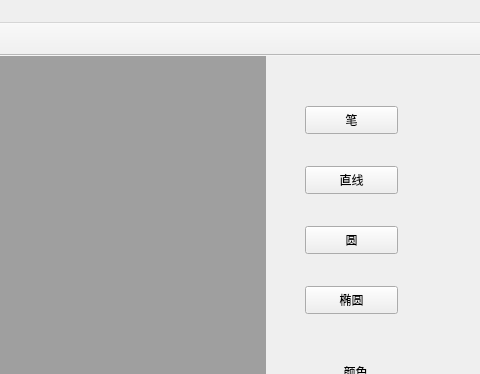
The window that QTpaint/mainwindow.ui (Elleme/qunimage) describes before a commit, drawn with Qt 5; both pictures show x 599 to 1079 and y 0 to 374 of the 1079 by 632 pixel window.
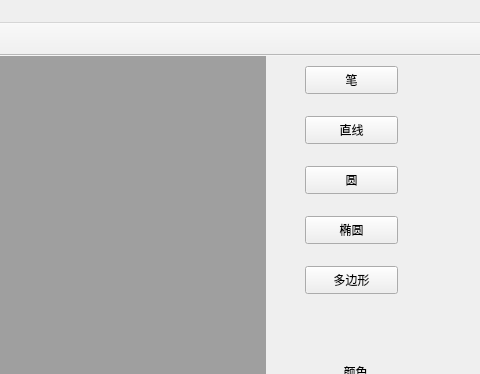
The same window after the commit. Icons and pictures are not drawn.

Commit message: 实现了多边形的基本画法

```diff
--- a/QTpaint/mainwindow.ui
+++ b/QTpaint/mainwindow.ui
@@ -62,7 +62,7 @@
      <property name="geometry">
       <rect>
        <x>40</x>
-       <y>110</y>
+       <y>60</y>
        <width>93</width>
        <height>28</height>
       </rect>
@@ -75,7 +75,7 @@
      <property name="geometry">
       <rect>
        <x>40</x>
-       <y>170</y>
+       <y>110</y>
        <width>93</width>
        <height>28</height>
       </rect>
@@ -88,7 +88,7 @@
      <property name="geometry">
       <rect>
        <x>40</x>
-       <y>230</y>
+       <y>160</y>
        <width>93</width>
        <height>28</height>
       </rect>
@@ -101,7 +101,7 @@
      <property name="geometry">
       <rect>
        <x>40</x>
-       <y>50</y>
+       <y>10</y>
        <width>93</width>
        <height>28</height>
       </rect>
@@ -263,6 +263,19 @@
       </property>
      </item>
     </widget>
+    <widget class="QPushButton" name="polygon">
+     <property name="geometry">
+      <rect>
+       <x>40</x>
+       <y>210</y>
+       <width>93</width>
+       <height>28</height>
+      </rect>
+     </property>
+     <property name="text">
+      <string>多边形</string>
+     </property>
+    </widget>
    </widget>
   </widget>
   <widget class="QMenuBar" name="menuBar">
```
The commit also changes 13 other files.
